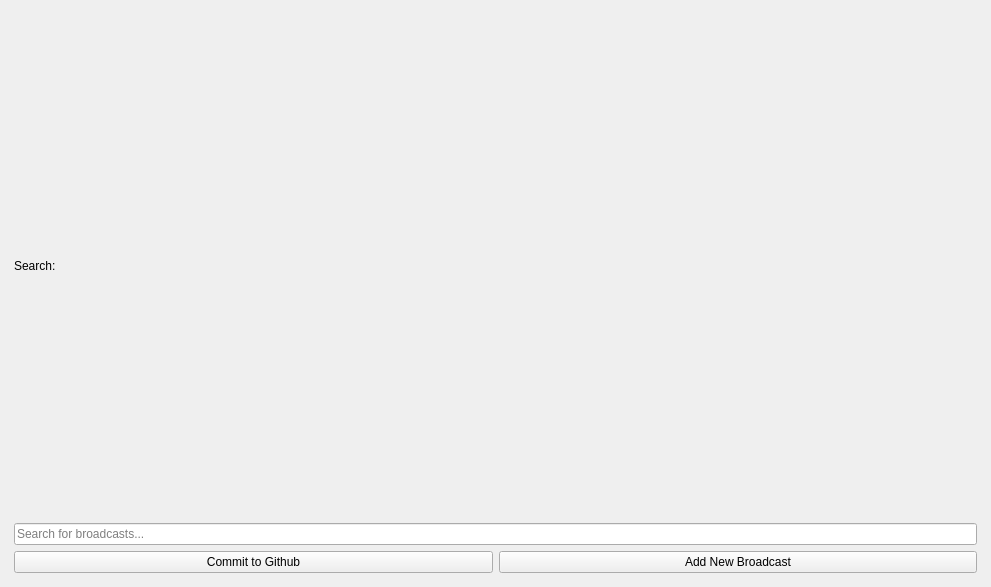
Before: the Qt Designer form UI/json_editor.ui in TheCodingJsoftware/HBNI-Audio-Stream-Recorder, drawn with Qt 5.
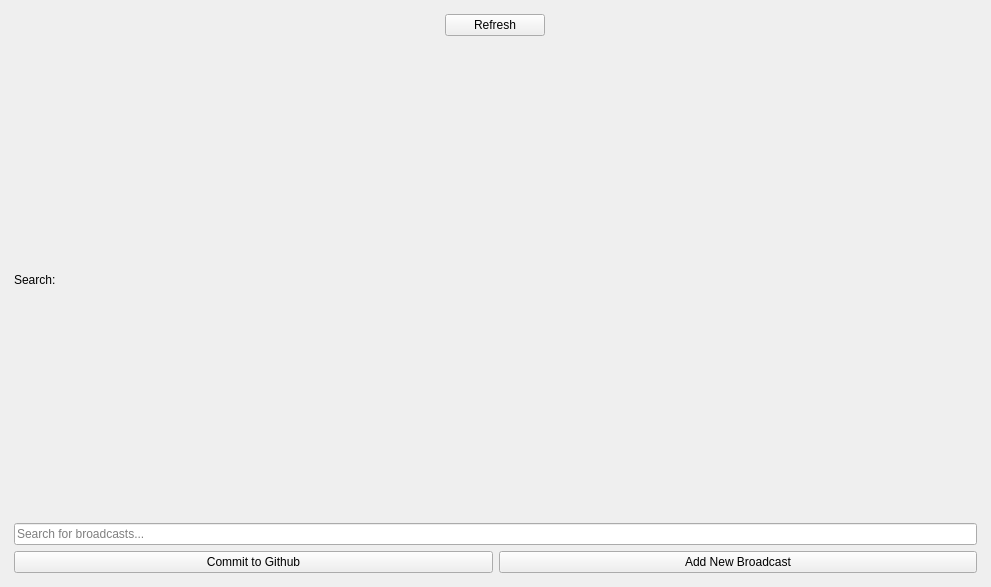
After: the same form once the commit is applied.

Diff of the .ui file:
```diff
--- a/UI/json_editor.ui
+++ b/UI/json_editor.ui
@@ -22,7 +22,7 @@
    </property>
    <layout class="QHBoxLayout" name="horizontalLayout_2">
     <item>
-     <layout class="QVBoxLayout" name="verticalLayout" stretch="0,0,1,0">
+     <layout class="QVBoxLayout" name="verticalLayout" stretch="0,0,0,1,0">
       <property name="leftMargin">
        <number>5</number>
       </property>
@@ -35,6 +35,29 @@
       <property name="bottomMargin">
        <number>5</number>
       </property>
+      <item>
+       <layout class="QHBoxLayout" name="horizontalLayout_3">
+        <item>
+         <widget class="QPushButton" name="pushButton_refresh">
+          <property name="minimumSize">
+           <size>
+            <width>0</width>
+            <height>0</height>
+           </size>
+          </property>
+          <property name="maximumSize">
+           <size>
+            <width>100</width>
+            <height>16777215</height>
+           </size>
+          </property>
+          <property name="text">
+           <string>Refresh</string>
+          </property>
+         </widget>
+        </item>
+       </layout>
+      </item>
       <item>
        <widget class="QLabel" name="label">
         <property name="text">
```
